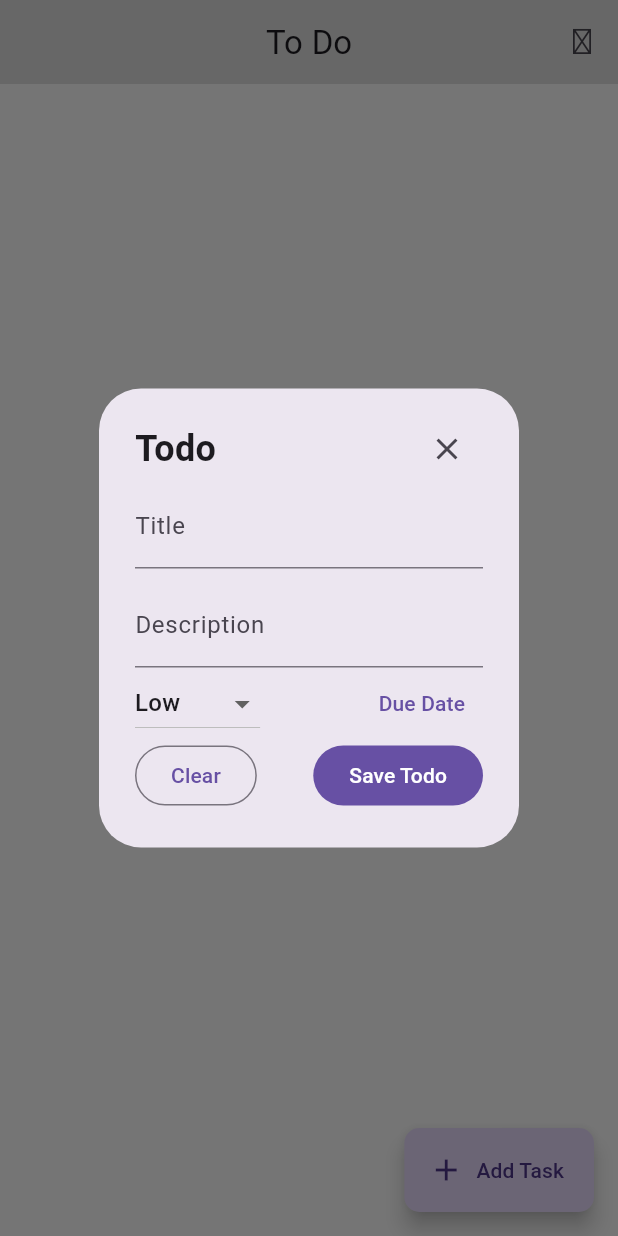
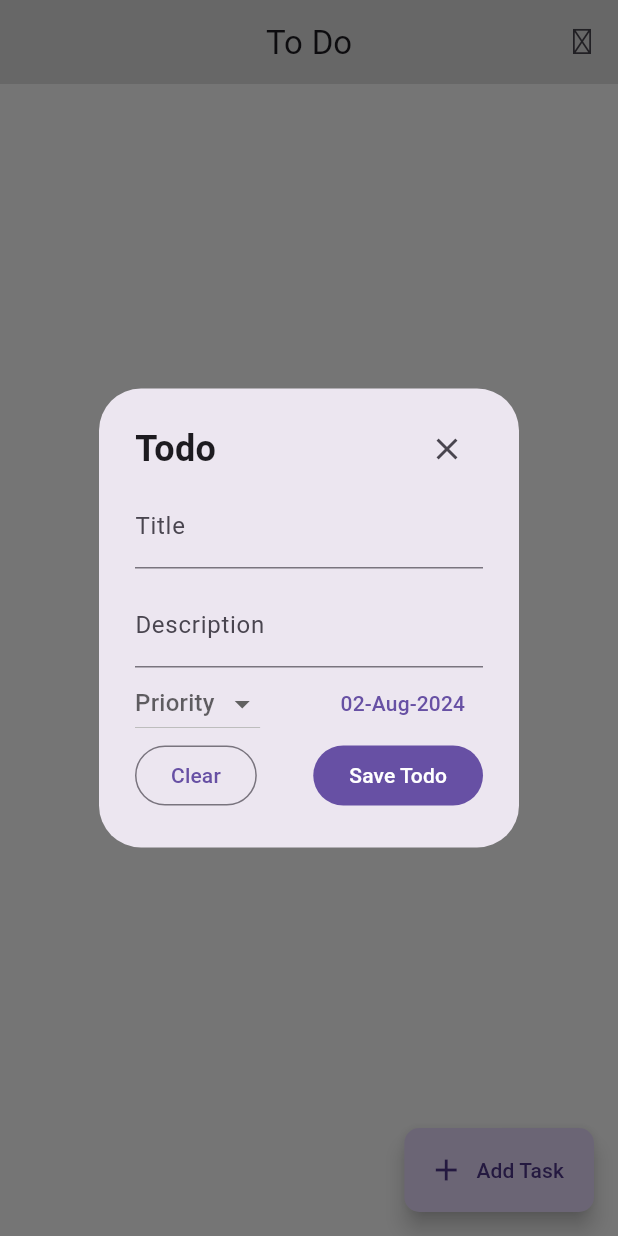
Before and after one commit to mazam5/TodoList-GetX-Hive, a Flutter app: the screen it shows after launch, after a tap on "Add Task", on a phone screen of 412 x 824 dp. Run offline on Flutter 3.47's test engine with Material 3 defaults, Android fonts, the phone set to English and light mode, and no system bars; our stand-ins replace awesome_notifications, get, google_fonts, hive, hive_flutter, iconsax; accounts and stored records are empty.

Commit message:
fix filters

```diff
--- a/lib/controller/task_controller.dart
+++ b/lib/controller/task_controller.dart
@@ -15,14 +15,13 @@ class TaskController extends GetxController {
   final TextEditingController searchController = TextEditingController();
 
   final RxString priority = ''.obs;
-  var selectedPriority = ''.obs;
-  // final RxString selectedPriority = ''.obs;
+  final RxString filterPriority = ''.obs;
 
-  Rx<DateTime?> dueDate = Rx<DateTime?>(null);
-  var filterDueDate = Rx<DateTime?>(null);
-  var filterCreateDate = Rx<DateTime?>(null);
+  final Rx<DateTime?> dueDate = DateTime.now().obs;
+  final Rx<DateTime?> filterDueDate = DateTime.now().obs;
+  final Rx<DateTime?> filterCreateDate = DateTime.now().obs;
 
-  RxInt reminderTimes = 0.obs;
+  final RxInt reminderTimes = 0.obs;
 
   bool completed = false;
   bool isEditing = false;
@@ -198,7 +197,7 @@ class TaskController extends GetxController {
           task.createdAt.isAtSameMomentAs(createDate) ||
           task.createdAt.isAfter(createDate);
 
-      return matchesPriority && matchesDueDate && matchesCreateDate;
+      return matchesPriority || matchesDueDate || matchesCreateDate;
     }).toList();
 
     _filteredTaskList.assignAll(filtered);
@@ -222,16 +221,15 @@ class TaskController extends GetxController {
     titleController.clear();
     descriptionController.clear();
     completed = false;
-    dueDate.value = null;
-    priority.value = 'Low';
-    // isEditing = false;
+    dueDate.value = DateTime.now();
+    priority.value = '';
   }
 
   void clearFilters() {
     searchController.clear();
-    selectedPriority.value = '';
-    filterDueDate.value = null;
-    filterCreateDate.value = null;
+    filterPriority.value = '';
+    filterDueDate.value = DateTime.now();
+    filterCreateDate.value = DateTime.now();
     _filteredTaskList.assignAll(_taskList);
   }
 }
--- a/lib/view/tasks_screen.dart
+++ b/lib/view/tasks_screen.dart
@@ -40,6 +40,7 @@ class MainScreen extends StatelessWidget {
           ),
         ],
       ),
+      // filters
       endDrawer: Drawer(
         child: ListView(
           children: [
@@ -93,9 +94,9 @@ class MainScreen extends StatelessWidget {
               () => ListTile(
                 minVerticalPadding: 20, // Adjust as needed
                 leading: DropdownButton<String>(
-                  value: controller.selectedPriority.value.isEmpty
+                  value: controller.filterPriority.value.isEmpty
                       ? null
-                      : controller.selectedPriority.value,
+                      : controller.filterPriority.value,
                   hint: const Text('Priority'),
                   items: ['All', 'Low', 'Medium', 'High']
                       .map(
@@ -106,7 +107,9 @@ class MainScreen extends StatelessWidget {
                       )
                       .toList(),
                   onChanged: (value) {
-                    controller.selectedPriority.value = value!;
+                    controller.filterPriority.value = value!;
+                    print(
+                        "filter priority value: ${controller.filterPriority.value}");
                   },
                 ),
                 subtitle: SizedBox(
@@ -117,43 +120,50 @@ class MainScreen extends StatelessWidget {
                       TextButton(
                         onPressed: () {
                           showDatePicker(
+                            helpText: 'Created Date',
+                            fieldLabelText: 'Created Date',
                             context: context,
-                            initialDate: controller.filterDueDate.value ??
-                                DateTime.now(),
+                            firstDate: DateTime(2000),
+                            lastDate: DateTime(2100),
+                            barrierLabel: 'Create Date',
+                          ).then(
+                            (value) {
+                              if (value != null) {
+                                controller.filterCreateDate.value = value;
+                                print(
+                                    "filter create date value: ${controller.filterCreateDate.value} ");
+                              }
+                            },
+                          );
+                        },
+                        child: Text(
+                          controller.filterCreateDate.value == DateTime.now()
+                              ? 'C.Date'
+                              : DateFormat('dd-MMM')
+                                  .format(controller.filterCreateDate.value!),
+                        ),
+                      ),
+                      TextButton(
+                        onPressed: () {
+                          showDatePicker(
+                            helpText: 'Due Date',
+                            fieldLabelText: 'Due Date',
+                            context: context,
                             firstDate: DateTime(2000),
                             lastDate: DateTime(2100),
                           ).then((value) {
                             if (value != null) {
                               controller.filterDueDate.value = value;
+                              print(
+                                  "filter due date value: ${controller.filterDueDate.value} ");
                             }
                           });
                         },
                         child: Text(
-                          controller.filterDueDate.value == null
+                          controller.filterDueDate.value == DateTime.now()
                               ? 'D.Date'
                               : DateFormat('dd-MMM')
                                   .format(controller.filterDueDate.value!),
-                        ),
-                      ),
-                      TextButton(
-                        onPressed: () {
-                          showDatePicker(
-                            context: context,
-                            initialDate: controller.filterCreateDate.value ??
-                                DateTime.now(),
-                            firstDate: DateTime(2000),
-                            lastDate: DateTime(2100),
-                          ).then((value) {
-                            if (value != null) {
-                              controller.filterCreateDate.value = value;
-                            }
-                          });
-                        },
-                        child: Text(
-                          controller.filterCreateDate.value == null
-                              ? 'C.Date'
-                              : DateFormat('dd-MMM')
-                                  .format(controller.filterCreateDate.value!),
                         ),
                       ),
                     ],
@@ -171,9 +181,9 @@ class MainScreen extends StatelessWidget {
                         controller.filterCreateDate.value != null) {
                       controller.filterDueDate.value = controller.dueDate.value;
                       controller.filterTasks(
-                        controller.selectedPriority.value,
-                        controller.filterDueDate.value!,
-                        controller.filterCreateDate.value!,
+                        controller.filterPriority.value,
+                        controller.filterDueDate.value ?? DateTime.now(),
+                        controller.filterCreateDate.value ?? DateTime.now(),
                       );
                     } else {
                       Get.snackbar(
--- a/lib/widgets/add_edit_widget.dart
+++ b/lib/widgets/add_edit_widget.dart
@@ -106,7 +106,6 @@ class AddEditDialog extends StatelessWidget {
                     onPressed: () {
                       showDatePicker(
                         context: context,
-                        initialDate: controller.dueDate.value,
                         firstDate: DateTime.now(),
                         lastDate: DateTime(2025),
                       ).then((value) {
@@ -116,7 +115,7 @@ class AddEditDialog extends StatelessWidget {
                       });
                     },
                     child: Text(
-                      controller.dueDate.value == null
+                      controller.dueDate.value == DateTime.now()
                           ? 'Due Date'
                           : DateFormat('dd-MMM-yyyy').format(
                               controller.dueDate.value!,
```
